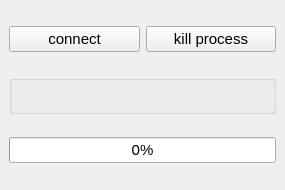
Above: QgsWpsDockWidget.ui from sourcepole/qgis-wps-client before the change. Below: the same form after it.
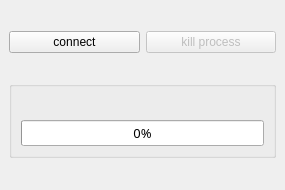
That is the form after the change.

Commit message: Fix various issues relating to displaying the current status

The edit to the form file:
```diff
--- a/QgsWpsDockWidget.ui
+++ b/QgsWpsDockWidget.ui
@@ -10,12 +10,6 @@
     <height>190</height>
    </rect>
   </property>
-  <property name="sizePolicy">
-   <sizepolicy hsizetype="Preferred" vsizetype="Fixed">
-    <horstretch>0</horstretch>
-    <verstretch>0</verstretch>
-   </sizepolicy>
-  </property>
   <property name="minimumSize">
    <size>
     <width>285</width>
@@ -34,13 +28,6 @@
     <height>0</height>
    </size>
   </property>
-  <property name="font">
-   <font>
-    <pointsize>11</pointsize>
-    <weight>50</weight>
-    <bold>false</bold>
-   </font>
-  </property>
   <property name="floating">
    <bool>false</bool>
   </property>
@@ -55,25 +42,7 @@
   </property>
   <widget class="QWidget" name="dockWidgetContents">
    <layout class="QGridLayout" name="gridLayout">
-    <item row="0" column="0">
-     <layout class="QHBoxLayout" name="horizontalLayout">
-      <item>
-       <widget class="QPushButton" name="btnConnect">
-        <property name="text">
-         <string>connect</string>
-        </property>
-       </widget>
-      </item>
-      <item>
-       <widget class="QPushButton" name="btnKill">
-        <property name="text">
-         <string>kill process</string>
-        </property>
-       </widget>
-      </item>
-     </layout>
-    </item>
-    <item row="1" column="0">
+    <item row="1" column="0" colspan="2">
      <widget class="QGroupBox" name="groupBox">
       <property name="sizePolicy">
        <sizepolicy hsizetype="Preferred" vsizetype="Fixed">
@@ -90,12 +59,38 @@
       <property name="title">
        <string/>
       </property>
+      <layout class="QVBoxLayout" name="verticalLayout">
+       <item>
+        <widget class="QLabel" name="statusLabel">
+         <property name="text">
+          <string/>
+         </property>
+        </widget>
+       </item>
+       <item>
+        <widget class="QProgressBar" name="progressBar">
+         <property name="value">
+          <number>0</number>
+         </property>
+        </widget>
+       </item>
+      </layout>
      </widget>
     </item>
-    <item row="2" column="0">
-     <widget class="QProgressBar" name="progressBar">
-      <property name="value">
-       <number>0</number>
+    <item row="0" column="0">
+     <widget class="QPushButton" name="btnConnect">
+      <property name="text">
+       <string>connect</string>
+      </property>
+     </widget>
+    </item>
+    <item row="0" column="1">
+     <widget class="QPushButton" name="btnKill">
+      <property name="enabled">
+       <bool>false</bool>
+      </property>
+      <property name="text">
+       <string>kill process</string>
       </property>
      </widget>
     </item>
```
The commit also changes 3 other files.
